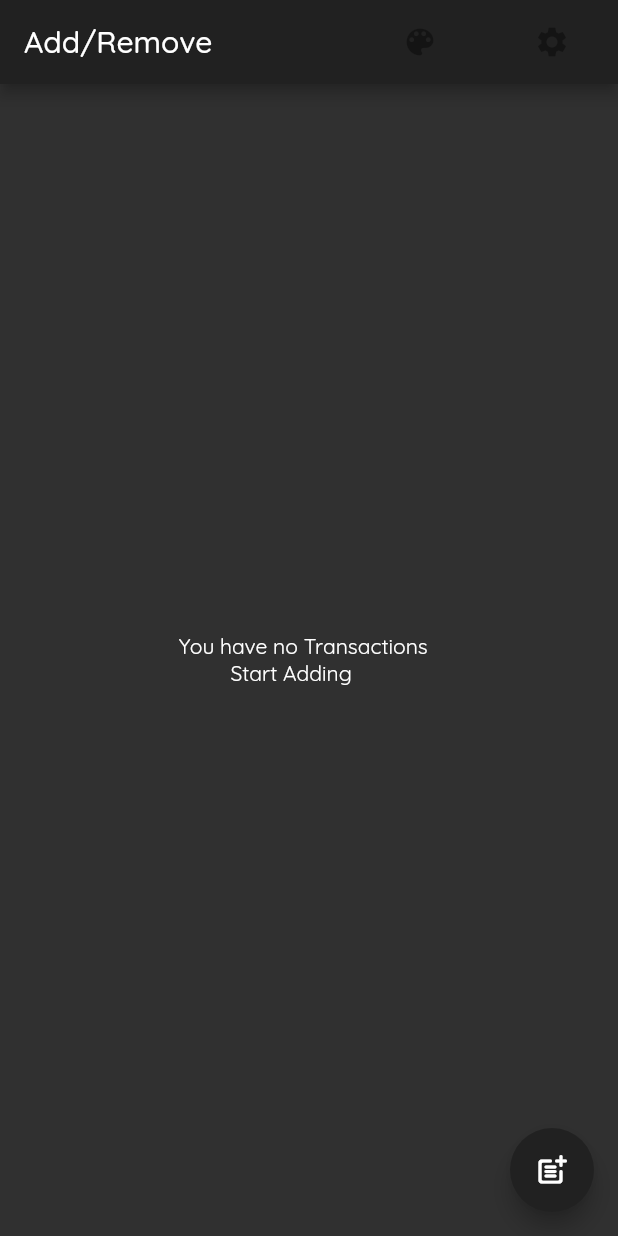
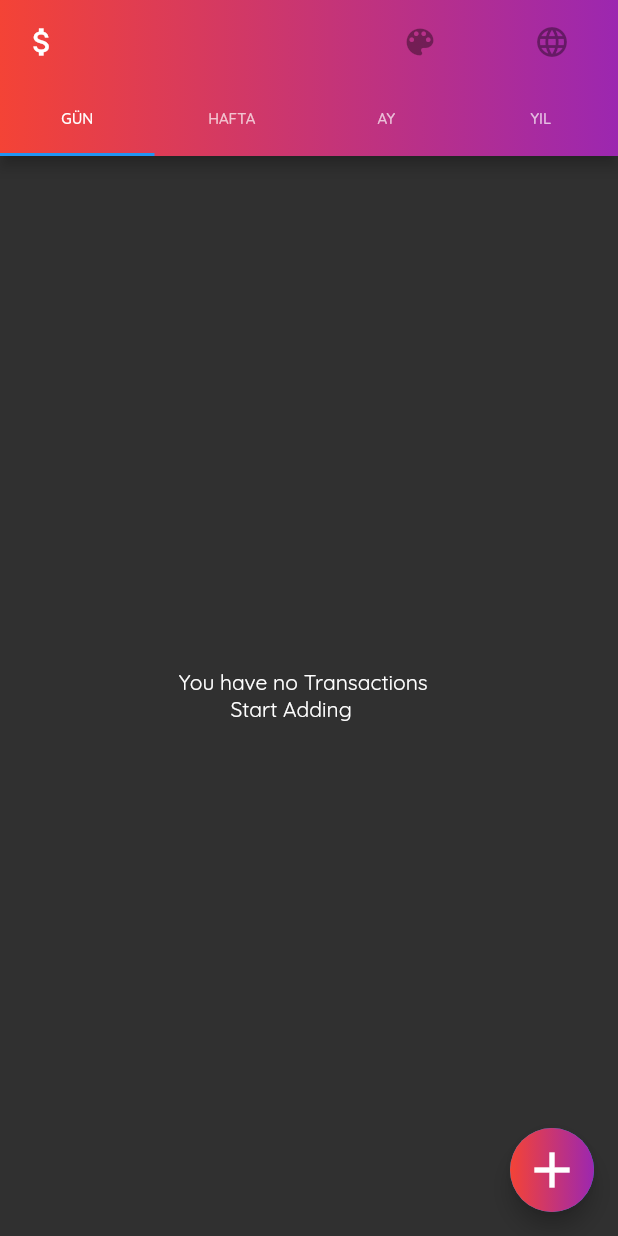
Before and after one commit to GelirGider/gelir_gider, a Flutter app: the screen it shows after launch, on a phone screen of 412 x 824 dp. Run offline on Flutter 3.47's test engine with Material 2 defaults, Android fonts, the light colour scheme and no system bars; our stand-ins replace date_time_picker, google_fonts, gradient_app_bar, jiffy, lite_rolling_switch, sqflite; missing offline and left inert: smart_select; accounts and stored records are empty.

Commit message:
Some changes on UI and Gradient usage

```diff
--- a/lib/screens/adding_expense_screen.dart
+++ b/lib/screens/adding_expense_screen.dart
@@ -6,17 +6,8 @@ import 'package:provider/provider.dart';
 import 'package:date_time_picker/date_time_picker.dart';
 import 'package:lite_rolling_switch/lite_rolling_switch.dart';
 import 'package:smart_select/smart_select.dart';
+import 'package:gradient_app_bar/gradient_app_bar.dart';
 
-enum category {
-  payment,
-  food,
-  clothes,
-  shop,
-  travel,
-  education,
-  entertainment,
-  others,
-}
 
 class AddingExpense extends StatefulWidget {
   final scaffoldKey;
@@ -98,12 +89,12 @@ class _AddingExpenseState extends State<AddingExpense> {
       duration: Duration(seconds: 2),
       backgroundColor: Theme.of(context).primaryColor,
     );
-    category = _langState.isEnglish ? 'Payment' : 'Ödeme';
     return SafeArea(
       child: Scaffold(
-        appBar: AppBar(
-          title: Text(
-              _langState.isEnglish ? 'Add Income/Expense' : 'Gelir/Gider Ekle'),
+        appBar: GradientAppBar(
+          gradient: LinearGradient(colors: [Colors.red, Colors.purple]),
+          centerTitle: true,
+          title: Icon(Icons.attach_money),
           actions: <Widget>[
             IconButton(
               icon: Icon(Icons.save),
--- a/lib/screens/expenses_list_screen.dart
+++ b/lib/screens/expenses_list_screen.dart
@@ -3,10 +3,12 @@ import 'package:gelir_gider/providers/expense_provider.dart';
 import 'package:gelir_gider/providers/language_provider.dart';
 import 'package:gelir_gider/widgets/expense_item.dart';
 import 'package:gelir_gider/widgets/money_widget.dart';
+import 'package:gradient_app_bar/gradient_app_bar.dart';
 import 'package:provider/provider.dart';
 import 'package:gelir_gider/widgets/theme_dialog_widget.dart';
 import 'adding_expense_screen.dart';
 import 'package:gelir_gider/modals/custom_theme_modal.dart';
+import 'package:gelir_gider/screens/language_selection_screen.dart';
 
 class ExpensesListScreen extends StatefulWidget {
   @override
@@ -54,10 +56,11 @@ class _ExpensesListScreenState extends State<ExpensesListScreen> {
     );
 
     return SafeArea(
-      child: Scaffold(
+       child: DefaultTabController(
+        length: 4,
+        child: Scaffold(
         key: scaffoldKey,
-        appBar: AppBar(
-          title: Text(langState.isEnglish ? 'Add/Remove' : 'Ekle/Çıkar'),
+        appBar: GradientAppBar(
           actions: [
             FlatButton(
               onPressed: () {
@@ -77,12 +80,33 @@ class _ExpensesListScreenState extends State<ExpensesListScreen> {
                 );
               },
               child: Icon(
-                Icons.settings,
+                Icons.language,
                 color: Theme.of(context).buttonColor,
               ),
             ),
           ],
-        ),
+          title: Icon(Icons.attach_money),
+          gradient: LinearGradient(colors: [Colors.red, Colors.purple]),
+            bottom: TabBar(
+                labelStyle: TextStyle(fontSize: 10),
+                tabs: <Widget>[
+
+            Tab(
+            text: 'GÜN',
+
+            ),
+            Tab(
+            text: 'HAFTA',
+            ),
+              Tab(
+                text: 'AY',
+              ),
+              Tab(
+                text: 'YIL',
+              ),
+            ]),
+
+    ),
         body: FutureBuilder(
           future: Provider.of<Expenses>(context, listen: false)
               .fetchAndSetExpenses(),
@@ -191,9 +215,20 @@ class _ExpensesListScreenState extends State<ExpensesListScreen> {
                 ),
         ),
         floatingActionButton: FloatingActionButton(
-          backgroundColor: Theme.of(context).primaryColor,
           onPressed: () => navigationFunction(context, scaffoldKey),
-          child: Icon(Icons.post_add_rounded, color: Colors.white),
+          child:
+            Container(
+              width: 60,
+              height: 60,
+              child: Icon(
+                Icons.add,
+                size: 40,
+              ),
+              decoration: BoxDecoration(
+                  shape: BoxShape.circle,
+                  gradient: LinearGradient(colors: [Colors.red, Colors.purple])),
+            ),
+            )
         ),
       ),
     );
--- a/lib/screens/language_selection_screen.dart
+++ b/lib/screens/language_selection_screen.dart
@@ -14,11 +14,8 @@ class LanguageSelectionScreen extends StatefulWidget {
 class _LanguageSelectionScreenState extends State<LanguageSelectionScreen> {
   @override
   Widget build(BuildContext context) {
-    return SafeArea(
-      child: Scaffold(
-        body: SingleChildScrollView(
-          child: Container(
-            child: Center(
+    return Scaffold(
+        body: Center(
               child: Column(
                 mainAxisAlignment: MainAxisAlignment.center,
                 crossAxisAlignment: CrossAxisAlignment.center,
@@ -53,9 +50,6 @@ class _LanguageSelectionScreenState extends State<LanguageSelectionScreen> {
                 ],
               ),
             ),
-          ),
-        ),
-      ),
-    );
+        );
   }
 }
--- a/lib/themes/lightTheme.dart
+++ b/lib/themes/lightTheme.dart
@@ -82,7 +82,7 @@ final ThemeData lightTheme = ThemeData(
       fontStyle: FontStyle.normal,
     ),
     overline: TextStyle(
-      color: Color(0xff000000),
+      color: Colors.white,
       fontSize: null,
       fontWeight: FontWeight.w400,
       fontStyle: FontStyle.normal,
--- a/pubspec.yaml
+++ b/pubspec.yaml
@@ -34,6 +34,8 @@ dependencies:
   date_time_picker: "^1.1.1"
   intl: ^0.16.1
   sqflite: ^1.2.2
+  gradient_app_bar: ^0.1.3
+
 
   jiffy: ^3.0.1
   lite_rolling_switch: ^0.1.1
```
